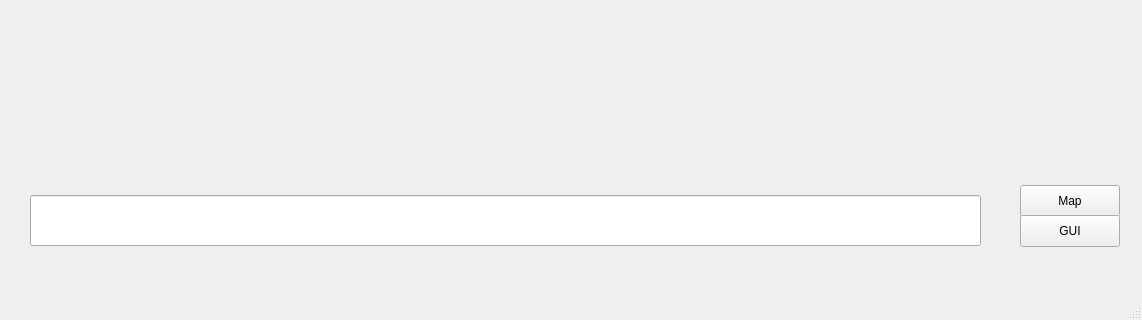
Qt form mainwindow.ui (theadambyrne/Toast) before a commit; both pictures show x 0 to 1142 and y 305 to 625 of the 1142 by 625 pixel window.
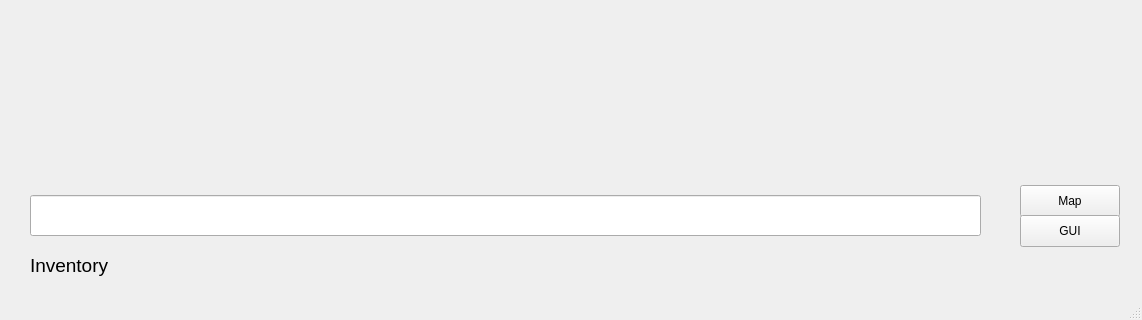
The same form after that commit.

Commit message: Basic inventory add/delete functionality complete, with label display

Diff of the .ui file:
```diff
--- a/mainwindow.ui
+++ b/mainwindow.ui
@@ -26,7 +26,7 @@
       <x>30</x>
       <y>500</y>
       <width>951</width>
-      <height>51</height>
+      <height>41</height>
      </rect>
     </property>
     <property name="styleSheet">
@@ -89,6 +89,22 @@
      <string>GUI</string>
     </property>
    </widget>
+   <widget class="QLabel" name="inventoryLabel">
+    <property name="geometry">
+     <rect>
+      <x>30</x>
+      <y>560</y>
+      <width>951</width>
+      <height>21</height>
+     </rect>
+    </property>
+    <property name="styleSheet">
+     <string notr="true">font:14pt;</string>
+    </property>
+    <property name="text">
+     <string>Inventory</string>
+    </property>
+   </widget>
   </widget>
   <widget class="QMenuBar" name="menubar">
    <property name="geometry">
```
The commit also changes 5 other files.
